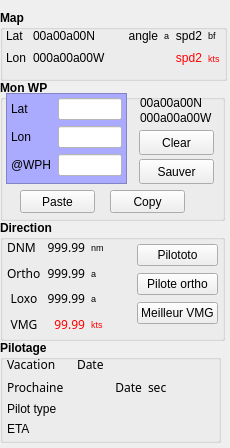
First picture: the form in src/BoardVLM_part2.ui, repository nohal/qtVlm, before the edit.
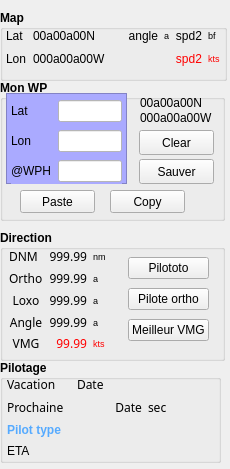
Second picture: the form after the edit.

Commit message: Build is now possible for QT 4.4 and 4.5-beta add a new field in VLM2 to show angle to wind for current waypoint

What changed in the file:
```diff
--- a/src/BoardVLM_part2.ui
+++ b/src/BoardVLM_part2.ui
@@ -1,13 +1,13 @@
 <?xml version="1.0" encoding="UTF-8"?>
 <ui version="4.0">
  <class>boardVLM_part2_ui</class>
- <widget class="QWidget" name="boardVLM_part2_ui">
-  <property name="geometry">
+ <widget class="QWidget" name="boardVLM_part2_ui" >
+  <property name="geometry" >
    <rect>
     <x>0</x>
     <y>0</y>
     <width>230</width>
-    <height>448</height>
+    <height>469</height>
    </rect>
   </property>
   <property name="minimumSize">
@@ -55,13 +55,13 @@
     <property name="frameShadow">
      <enum>QFrame::Raised</enum>
     </property>
-    <widget class="QWidget" name="layoutWidget">
-     <property name="geometry">
+    <widget class="QWidget" name="layoutWidget" >
+     <property name="geometry" >
       <rect>
        <x>5</x>
        <y>5</y>
        <width>111</width>
-       <height>79</height>
+       <height>89</height>
       </rect>
      </property>
      <layout class="QGridLayout" name="gridLayout_4">
@@ -228,13 +228,13 @@
     </property>
    </widget>
   </widget>
-  <widget class="QGroupBox" name="groupBox_3">
-   <property name="geometry">
+  <widget class="QGroupBox" name="groupBox_3" >
+   <property name="geometry" >
     <rect>
      <x>0</x>
-     <y>220</y>
+     <y>230</y>
      <width>225</width>
-     <height>121</height>
+     <height>131</height>
     </rect>
    </property>
    <property name="font">
@@ -246,16 +246,16 @@
    <property name="title">
     <string>Direction</string>
    </property>
-   <widget class="QWidget" name="layoutWidget_2">
-    <property name="geometry">
+   <widget class="QWidget" name="" >
+    <property name="geometry" >
      <rect>
-      <x>7</x>
-      <y>17</y>
-      <width>211</width>
-      <height>97</height>
+      <x>9</x>
+      <y>18</y>
+      <width>200</width>
+      <height>103</height>
      </rect>
     </property>
-    <layout class="QHBoxLayout" name="horizontalLayout">
+    <layout class="QHBoxLayout" name="horizontalLayout" >
      <item>
       <layout class="QGridLayout" name="gridLayout_3">
        <item row="0" column="0">
@@ -398,16 +398,65 @@
          </property>
         </widget>
        </item>
-       <item row="3" column="0">
-        <widget class="QLabel" name="boatName_4">
-         <property name="font">
+       <item row="3" column="0" >
+        <widget class="QLabel" name="boatName_10" >
+         <property name="font" >
           <font>
            <family>Sans Serif</family>
            <weight>50</weight>
            <bold>false</bold>
           </font>
          </property>
-         <property name="text">
+         <property name="text" >
+          <string>Angle</string>
+         </property>
+         <property name="alignment" >
+          <set>Qt::AlignCenter</set>
+         </property>
+        </widget>
+       </item>
+       <item row="3" column="1" >
+        <widget class="QLabel" name="angle" >
+         <property name="font" >
+          <font>
+           <family>Sans Serif</family>
+           <pointsize>9</pointsize>
+           <weight>50</weight>
+           <bold>false</bold>
+          </font>
+         </property>
+         <property name="text" >
+          <string>999.99</string>
+         </property>
+         <property name="alignment" >
+          <set>Qt::AlignRight|Qt::AlignTrailing|Qt::AlignVCenter</set>
+         </property>
+        </widget>
+       </item>
+       <item row="3" column="2" >
+        <widget class="QLabel" name="deg_unit_5" >
+         <property name="font" >
+          <font>
+           <pointsize>7</pointsize>
+           <weight>50</weight>
+           <bold>false</bold>
+          </font>
+         </property>
+         <property name="text" >
+          <string>a</string>
+         </property>
+        </widget>
+       </item>
+       <item row="4" column="0" >
+        <widget class="QLabel" name="boatName_4" >
+         <property name="font" >
+          <font>
+           <family>Sans Serif</family>
+           <weight>50</weight>
+           <bold>false</bold>
+          </font>
+         </property>
+         <property name="text" >
           <string>VMG</string>
          </property>
          <property name="alignment">
@@ -415,9 +464,9 @@
          </property>
         </widget>
        </item>
-       <item row="3" column="1">
-        <widget class="QLabel" name="vmg">
-         <property name="font">
+       <item row="4" column="1" >
+        <widget class="QLabel" name="vmg" >
+         <property name="font" >
           <font>
            <family>Sans Serif</family>
            <pointsize>9</pointsize>
@@ -436,9 +485,9 @@
          </property>
         </widget>
        </item>
-       <item row="3" column="2">
-        <widget class="QLabel" name="label_14">
-         <property name="font">
+       <item row="4" column="2" >
+        <widget class="QLabel" name="label_14" >
+         <property name="font" >
           <font>
            <pointsize>7</pointsize>
            <weight>50</weight>
@@ -535,13 +584,13 @@
    <property name="title">
     <string>Map</string>
    </property>
-   <widget class="QWidget" name="layoutWidget">
-    <property name="geometry">
+   <widget class="QWidget" name="layoutWidget" >
+    <property name="geometry" >
      <rect>
       <x>6</x>
       <y>17</y>
       <width>214</width>
-      <height>39</height>
+      <height>40</height>
      </rect>
     </property>
     <layout class="QHBoxLayout" name="horizontalLayout_2">
@@ -717,11 +766,11 @@
     </layout>
    </widget>
   </widget>
-  <widget class="QGroupBox" name="groupBox_4">
-   <property name="geometry">
+  <widget class="QGroupBox" name="groupBox_4" >
+   <property name="geometry" >
     <rect>
      <x>0</x>
-     <y>340</y>
+     <y>360</y>
      <width>221</width>
      <height>103</height>
     </rect>
@@ -735,13 +784,13 @@
    <property name="title">
     <string>Pilotage</string>
    </property>
-   <widget class="QWidget" name="layoutWidget">
-    <property name="geometry">
+   <widget class="QWidget" name="layoutWidget" >
+    <property name="geometry" >
      <rect>
       <x>7</x>
       <y>16</y>
       <width>205</width>
-      <height>80</height>
+      <height>82</height>
      </rect>
     </property>
     <layout class="QVBoxLayout" name="verticalLayout_2">
@@ -835,14 +884,17 @@
       </layout>
      </item>
      <item>
-      <widget class="QLabel" name="pilotType">
-       <property name="font">
+      <widget class="QLabel" name="pilotType" >
+       <property name="font" >
         <font>
-         <weight>50</weight>
-         <bold>false</bold>
+         <weight>75</weight>
+         <bold>true</bold>
         </font>
        </property>
-       <property name="text">
+       <property name="styleSheet" >
+        <string notr="true" >color: rgb(85, 170, 255);</string>
+       </property>
+       <property name="text" >
         <string>Pilot type</string>
        </property>
       </widget>
```
Left out of the diff: 477 changed lines with no effect on the pictures. The commit also changes 15 other files.
